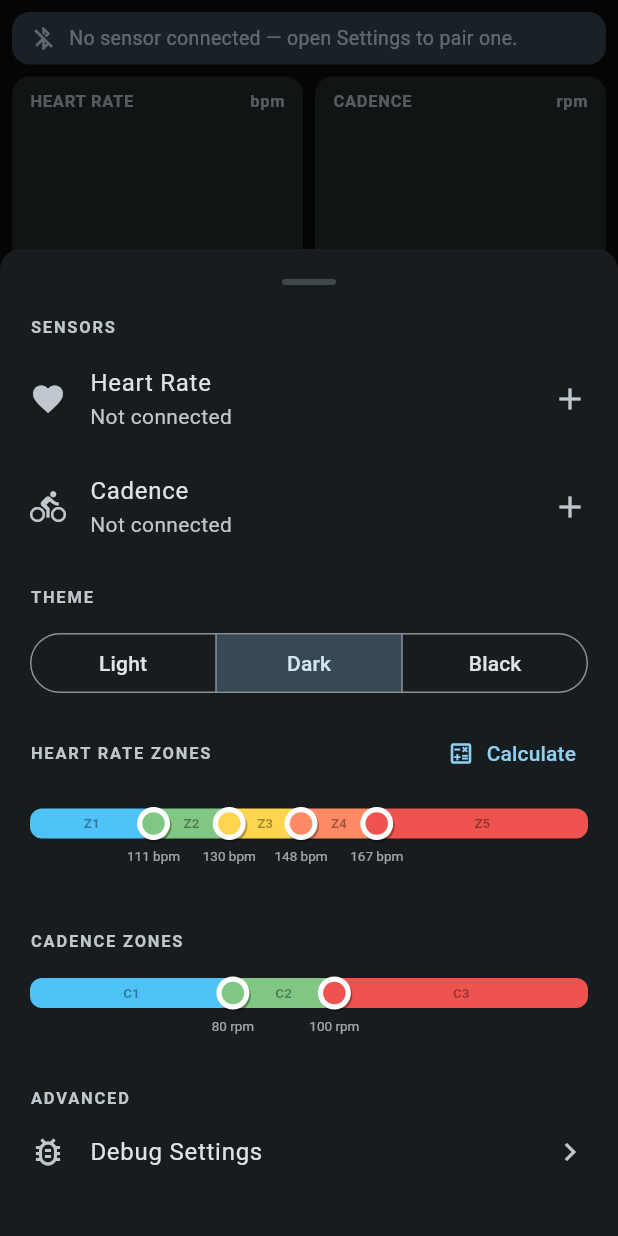
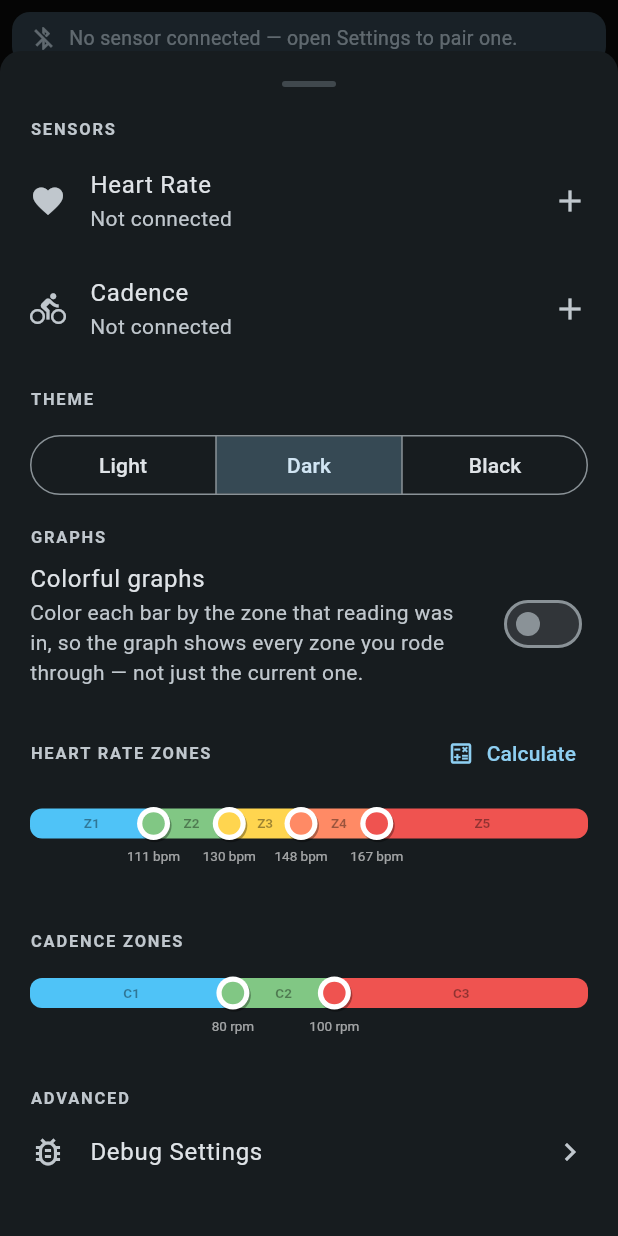
Before and after one commit to FreezeManny/PaceStrip, a Flutter app: the screen it shows after launch, after a tap on "Settings", on a phone screen of 412 x 824 dp. Run offline on Flutter 3.47's test engine with Material 3 defaults, Android fonts, the phone set to English and light mode, and no system bars; our stand-ins replace flutter_blue_plus, permission_handler, shared_preferences.

Commit message:
Added feature

```diff
--- a/lib/main.dart
+++ b/lib/main.dart
@@ -15,12 +15,14 @@ void main() async {
   final initialConfig = await settingsService.load();
   final initialTheme = await settingsService.loadAppTheme();
   final initialSimulate = await settingsService.loadSimulateSensors();
+  final initialColorfulGraphs = await settingsService.loadColorfulGraphs();
 
   runApp(CycleApp(
     settingsService: settingsService,
     initialConfig: initialConfig,
     initialTheme: initialTheme,
     initialSimulate: initialSimulate,
+    initialColorfulGraphs: initialColorfulGraphs,
   ));
 }
 
@@ -31,12 +33,14 @@ class CycleApp extends StatelessWidget {
     required this.initialConfig,
     this.initialTheme = AppTheme.dark,
     this.initialSimulate = false,
+    this.initialColorfulGraphs = false,
   });
 
   final SettingsService settingsService;
   final ZoneConfig initialConfig;
   final AppTheme initialTheme;
   final bool initialSimulate;
+  final bool initialColorfulGraphs;
 
   @override
   Widget build(BuildContext context) {
@@ -46,7 +50,8 @@ class CycleApp extends StatelessWidget {
           create: (_) => SettingsProvider(settingsService)
             ..updateConfig(initialConfig)
             ..setAppTheme(initialTheme)
-            ..setSimulateSensors(initialSimulate),
+            ..setSimulateSensors(initialSimulate)
+            ..setColorfulGraphs(initialColorfulGraphs),
         ),
         ChangeNotifierProvider(
           create: (_) {
--- a/lib/models/zone_config.dart
+++ b/lib/models/zone_config.dart
@@ -15,6 +15,22 @@ const cadenceZoneColors = {
   2: Color(0xFF81C784),
   3: Color(0xFFEF5350),
 };
+
+/// Colors each reading by the zone it fell into, so a graph can show every
+/// zone ridden through instead of only the current one (the "colorful graphs"
+/// option). [zoneOf] is the classifier for the metric (`ZoneConfig.zoneFor` or
+/// `cadenceZoneFor`) and [palette] its zone colors; the result is parallel to
+/// [values]. Zones are resolved against the live config, so editing boundaries
+/// recolors the history too.
+List<Color> zoneColorsForValues(
+  List<double> values,
+  int Function(int) zoneOf,
+  Map<int, Color> palette,
+) =>
+    [
+      for (final value in values)
+        palette[zoneOf(value.round())] ?? Colors.white,
+    ];
 
 class ZoneBand {
   const ZoneBand({
--- a/lib/providers/settings_provider.dart
+++ b/lib/providers/settings_provider.dart
@@ -10,15 +10,18 @@ class SettingsProvider extends ChangeNotifier {
   ZoneConfig _config = ZoneConfig.defaults();
   AppTheme _appTheme = AppTheme.dark;
   bool _simulateSensors = false;
+  bool _colorfulGraphs = false;
 
   ZoneConfig get config => _config;
   AppTheme get appTheme => _appTheme;
   bool get simulateSensors => _simulateSensors;
+  bool get colorfulGraphs => _colorfulGraphs;
 
   Future<void> initialize() async {
     _config = await _service.load();
     _appTheme = await _service.loadAppTheme();
     _simulateSensors = await _service.loadSimulateSensors();
+    _colorfulGraphs = await _service.loadColorfulGraphs();
     notifyListeners();
   }
 
@@ -39,4 +42,10 @@ class SettingsProvider extends ChangeNotifier {
     notifyListeners();
     await _service.saveSimulateSensors(value);
   }
+
+  Future<void> setColorfulGraphs(bool value) async {
+    _colorfulGraphs = value;
+    notifyListeners();
+    await _service.saveColorfulGraphs(value);
+  }
 }
--- a/lib/services/settings_service.dart
+++ b/lib/services/settings_service.dart
@@ -7,6 +7,7 @@ class SettingsService {
   static const _key = 'zone_config';
   static const _themeKey = 'theme_mode';
   static const _simulateKey = 'debug_simulate_sensors';
+  static const _colorfulGraphsKey = 'colorful_graphs';
 
   Future<ZoneConfig> load() async {
     final prefs = await SharedPreferences.getInstance();
@@ -50,6 +51,18 @@ class SettingsService {
     await prefs.setBool(_simulateKey, value);
   }
 
+  /// Whether sparklines color each bar by the zone that reading was in,
+  /// instead of painting the whole graph in the current zone's color.
+  Future<bool> loadColorfulGraphs() async {
+    final prefs = await SharedPreferences.getInstance();
+    return prefs.getBool(_colorfulGraphsKey) ?? false;
+  }
+
+  Future<void> saveColorfulGraphs(bool value) async {
+    final prefs = await SharedPreferences.getInstance();
+    await prefs.setBool(_colorfulGraphsKey, value);
+  }
+
   /// Remembers the BLE sensor chosen for a role, stored as `{id, name}` JSON
   /// under [key] (see `SensorRoleX.prefsKey`).
   Future<void> saveSensorDevice(String key, String id, String name) async {
--- a/lib/widgets/dashboard.dart
+++ b/lib/widgets/dashboard.dart
@@ -1,6 +1,7 @@
 import 'package:flutter/material.dart';
 import 'package:provider/provider.dart';
 import '../models/zone_config.dart';
+import '../providers/settings_provider.dart';
 import '../providers/stats_provider.dart';
 import '../services/ble/ble_sensor_manager.dart';
 import 'graph_card.dart';
@@ -29,12 +30,16 @@ class Dashboard extends StatelessWidget {
   @override
   Widget build(BuildContext context) {
     final stats = context.watch<StatsProvider>();
+    final settings = context.watch<SettingsProvider>();
     final sensorsConnected = context.watch<BleSensorManager>().anyConnected;
     final latest = stats.latest;
     // 0 = no value: ZoneSegmentBar lights nothing and the graph falls back to
     // a neutral color, so missing data reads as blank rather than zone 1.
     final zone = latest?.zone ?? 0;
     final cadenceZone = latest?.cadenceZone ?? 0;
+    final hrValues = stats.hrHistory.values;
+    final cadValues = stats.cadHistory.values;
+    final colorful = settings.colorfulGraphs;
 
     return LayoutBuilder(
       builder: (context, constraints) {
@@ -77,19 +82,28 @@ class Dashboard extends StatelessWidget {
                     Expanded(
                       child: GraphCard(
                         label: 'HEART RATE',
-                        values: stats.hrHistory.values,
+                        values: hrValues,
                         minVal: 50,
                         maxVal: 185,
                         color: zoneColors[zone] ?? Colors.white,
+                        barColors: colorful
+                            ? zoneColorsForValues(hrValues,
+                                settings.config.zoneFor, zoneColors)
+                            : null,
                       ),
                     ),
                     Expanded(
                       child: GraphCard(
                         label: 'CADENCE',
-                        values: stats.cadHistory.values,
+                        values: cadValues,
                         minVal: 0,
                         maxVal: 120,
                         color: cadenceZoneColors[cadenceZone] ?? Colors.white,
+                        barColors: colorful
+                            ? zoneColorsForValues(cadValues,
+                                settings.config.cadenceZoneFor,
+                                cadenceZoneColors)
+                            : null,
                       ),
                     ),
                   ],
--- a/lib/widgets/graph_card.dart
+++ b/lib/widgets/graph_card.dart
@@ -3,7 +3,8 @@ import '../models/app_theme.dart';
 import 'sparkline_painter.dart';
 
 /// Graph card: small label on top, sparkline of the metric history below,
-/// colored by the metric's current zone.
+/// colored by the metric's current zone — or, when [barColors] is given, by
+/// the zone each individual reading was in.
 class GraphCard extends StatelessWidget {
   const GraphCard({
     super.key,
@@ -12,6 +13,7 @@ class GraphCard extends StatelessWidget {
     required this.minVal,
     required this.maxVal,
     required this.color,
+    this.barColors,
   });
 
   final String label;
@@ -19,6 +21,9 @@ class GraphCard extends StatelessWidget {
   final double minVal;
   final double maxVal;
   final Color color;
+
+  /// Optional per-reading colors, parallel to [values] (colorful graphs).
+  final List<Color>? barColors;
 
   @override
   Widget build(BuildContext context) {
@@ -50,6 +55,7 @@ class GraphCard extends StatelessWidget {
                 minVal: minVal,
                 maxVal: maxVal,
                 color: color,
+                barColors: barColors,
               ),
             ),
           ],
--- a/lib/widgets/settings_panel.dart
+++ b/lib/widgets/settings_panel.dart
@@ -82,6 +82,18 @@ class SettingsPanel extends StatelessWidget {
               ),
             ),
             const SizedBox(height: 16),
+            _sectionLabel(context, 'GRAPHS'),
+            SwitchListTile(
+              contentPadding: EdgeInsets.zero,
+              title: const Text('Colorful graphs'),
+              subtitle: const Text(
+                'Color each bar by the zone that reading was in, so the graph '
+                'shows every zone you rode through — not just the current one.',
+              ),
+              value: provider.colorfulGraphs,
+              onChanged: provider.setColorfulGraphs,
+            ),
+            const SizedBox(height: 16),
             Row(
               children: [
                 _sectionLabel(context, 'HEART RATE ZONES'),
--- a/lib/widgets/sparkline_painter.dart
+++ b/lib/widgets/sparkline_painter.dart
@@ -6,12 +6,18 @@ class SparklinePainter extends CustomPainter {
     required this.minVal,
     required this.maxVal,
     required this.color,
+    this.barColors,
   });
 
   final List<double> values;
   final double minVal;
   final double maxVal;
   final Color color;
+
+  /// Per-bar colors, parallel to [values] — used for the "colorful graphs"
+  /// option so each bar shows the zone that reading was in. When null (or
+  /// shorter than [values]) bars fall back to the single [color].
+  final List<Color>? barColors;
 
   static const _kMinRange = 4.0;
 
@@ -34,6 +40,7 @@ class SparklinePainter extends CustomPainter {
     final barW = (size.width - gap * (n - 1)) / n;
 
     final paint = Paint()..style = PaintingStyle.fill;
+    final colors = barColors;
 
     for (var i = 0; i < n; i++) {
       final normalized = ((values[i] - lo) / range).clamp(0.0, 1.0);
@@ -43,14 +50,22 @@ class SparklinePainter extends CustomPainter {
         Rect.fromLTWH(x, size.height - barH, barW, barH),
         const Radius.circular(2),
       );
-      paint.color = color.withAlpha((80 + (normalized * 175).round()));
+      final barColor =
+          (colors != null && i < colors.length) ? colors[i] : color;
+      // Bars fade with height for depth. With per-bar zone colors the ramp
+      // starts much higher, so a low bar's hue still reads as its zone.
+      final floor = colors == null ? 80 : 190;
+      paint.color =
+          barColor.withAlpha(floor + (normalized * (255 - floor)).round());
       canvas.drawRRect(rect, paint);
     }
   }
 
   @override
   bool shouldRepaint(SparklinePainter oldDelegate) =>
-      oldDelegate.values != values || oldDelegate.color != color;
+      oldDelegate.values != values ||
+      oldDelegate.color != color ||
+      oldDelegate.barColors != barColors;
 }
 
 class SparklineWidget extends StatelessWidget {
@@ -60,12 +75,14 @@ class SparklineWidget extends StatelessWidget {
     required this.minVal,
     required this.maxVal,
     required this.color,
+    this.barColors,
   });
 
   final List<double> values;
   final double minVal;
   final double maxVal;
   final Color color;
+  final List<Color>? barColors;
 
   @override
   Widget build(BuildContext context) {
@@ -76,6 +93,7 @@ class SparklineWidget extends StatelessWidget {
           minVal: minVal,
           maxVal: maxVal,
           color: color,
+          barColors: barColors,
         ),
         child: const SizedBox.expand(),
       ),
```
Also changed, not shown: 3 other files.
